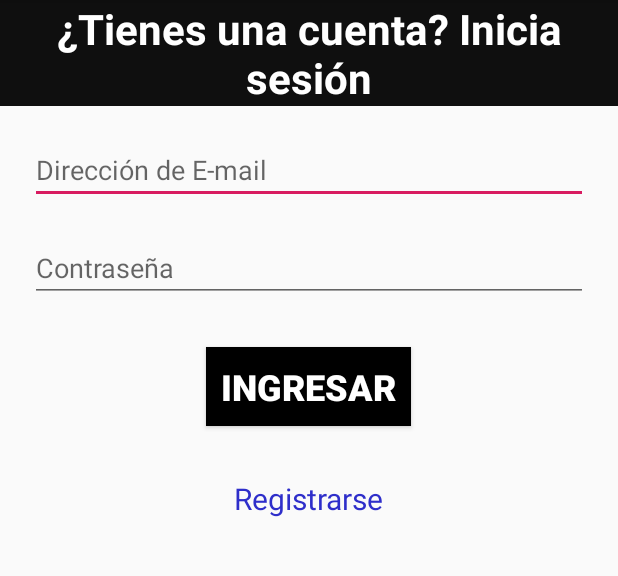
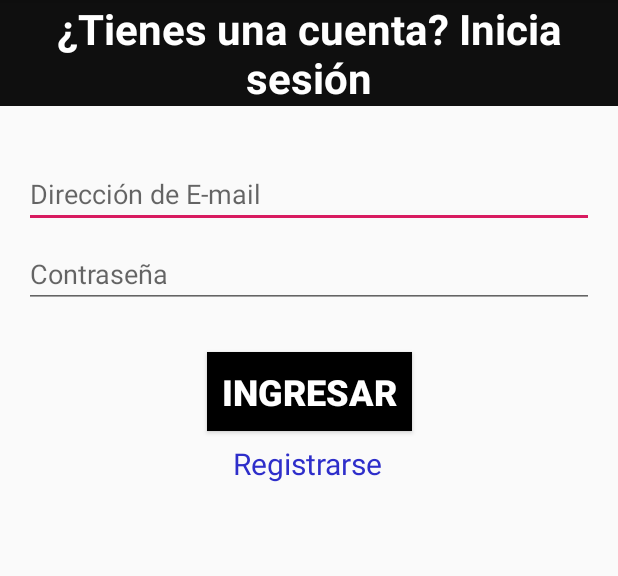
Before and after one commit to Jonatlop07/BookInPopOutMobile, an Android app: the screen it shows after launch (MainActivity), on a phone screen of 412 x 824 dp, the part 84-660 px from its top. Run offline under Robolectric (Android 15) with nearby library versions, the phone set to English and light mode, and no system bars.

Commit message:
LinkRegistro

```diff
--- a/app/src/main/AndroidManifest.xml
+++ b/app/src/main/AndroidManifest.xml
@@ -9,11 +9,12 @@
         android:roundIcon="@mipmap/ic_launcher_round"
         android:supportsRtl="true"
         android:theme="@style/AppTheme">
+        <activity android:name=".RegistroDatos"></activity>
         <activity android:name=".MainActivity">
             <intent-filter>
-                <action android:name="android.intent.action.MAIN"/>
+                <action android:name="android.intent.action.MAIN" />
 
-                <category android:name="android.intent.category.LAUNCHER"/>
+                <category android:name="android.intent.category.LAUNCHER" />
             </intent-filter>
         </activity>
     </application>
--- a/app/src/main/java/com/example/proyectoestructurasdedatos/MainActivity.java
+++ b/app/src/main/java/com/example/proyectoestructurasdedatos/MainActivity.java
@@ -1,22 +1,32 @@
 package com.example.proyectoestructurasdedatos;
 
+import android.content.Intent;
 import android.view.View;
 import androidx.appcompat.app.AppCompatActivity;
 import android.os.Bundle;
+import android.widget.TextView;
 
 public class MainActivity extends AppCompatActivity {
+
+    TextView registerLink;
 
     @Override
     protected void onCreate(Bundle savedInstanceState) {
         super.onCreate(savedInstanceState);
         setContentView(R.layout.activity_main);
+        registerLink = (TextView) findViewById(R.id.tv_Registrese);
+
+        registerLink.setOnClickListener(new View.OnClickListener() {
+            @Override
+            public void onClick(View view) {
+                startActivity(new Intent(MainActivity.this, RegistroDatos.class));
+            }
+        });
+
     }
 
     public void iniciarSesion( View view ) {
 
     }
 
-    public void irVentanaRegistro ( View view ) {
-
-    }
 }
--- /dev/null
+++ b/app/src/main/java/com/example/proyectoestructurasdedatos/RegistroDatos.java
@@ -0,0 +1,14 @@
+package com.example.proyectoestructurasdedatos;
+
+import androidx.appcompat.app.AppCompatActivity;
+
+import android.os.Bundle;
+
+public class RegistroDatos extends AppCompatActivity {
+
+    @Override
+    protected void onCreate(Bundle savedInstanceState) {
+        super.onCreate(savedInstanceState);
+        setContentView(R.layout.activity_registro_datos);
+    }
+}
--- a/app/src/main/res/layout/activity_main.xml
+++ b/app/src/main/res/layout/activity_main.xml
@@ -1,8 +1,7 @@
 <?xml version="1.0" encoding="utf-8"?>
-<androidx.constraintlayout.widget.ConstraintLayout
-        xmlns:android="http://schemas.android.com/apk/res/android"
+<androidx.constraintlayout.widget.ConstraintLayout xmlns:android="http://schemas.android.com/apk/res/android"
+    xmlns:app="http://schemas.android.com/apk/res-auto"
     xmlns:tools="http://schemas.android.com/tools"
-        xmlns:app="http://schemas.android.com/apk/res-auto"
     android:layout_width="match_parent"
     android:layout_height="match_parent"
     tools:context=".MainActivity">
@@ -11,12 +10,7 @@
         android:id="@+id/textView"
         android:layout_width="match_parent"
         android:layout_height="wrap_content"
-            app:layout_constraintLeft_toLeftOf="parent"
-            app:layout_constraintRight_toRightOf="parent"
-            app:layout_constraintTop_toTopOf="parent"
-            app:layout_constraintHorizontal_bias="0.0"
-            android:layout_marginBottom="20dp"
-            app:layout_constraintBottom_toTopOf="@+id/ingresa_correo"
+        android:background="#0F0F0F"
         android:gravity="center"
         android:text="@string/inicia_sesion"
         android:textAllCaps="false"
@@ -24,41 +18,57 @@
         android:textColorHighlight="#2E2A2A"
         android:textSize="28sp"
         android:textStyle="bold"
-            android:background="#0F0F0F" />
+        app:layout_constraintBottom_toBottomOf="parent"
+        app:layout_constraintEnd_toEndOf="parent"
+        app:layout_constraintHorizontal_bias="1.0"
+        app:layout_constraintStart_toStartOf="parent"
+        app:layout_constraintTop_toTopOf="parent"
+        app:layout_constraintVertical_bias="0.0" />
+
     <EditText
         android:id="@+id/ingresa_correo"
-            android:layout_width="match_parent"
+        android:layout_width="0dp"
         android:layout_height="wrap_content"
-            app:layout_constraintTop_toBottomOf="@+id/textView" app:layout_constraintStart_toStartOf="parent"
-            app:layout_constraintEnd_toEndOf="parent"
-            android:layout_marginLeft="20dp" android:layout_marginStart="20dp" android:layout_marginRight="20dp"
-            android:layout_marginEnd="20dp" android:layout_marginTop="20dp"
+        android:layout_marginStart="16dp"
+        android:layout_marginLeft="16dp"
+        android:layout_marginTop="36dp"
+        android:layout_marginEnd="16dp"
+        android:layout_marginRight="16dp"
+        android:ems="10"
         android:hint="@string/correo"
         android:inputType="textEmailAddress"
-            android:ems="10"/>
+        app:layout_constraintBottom_toBottomOf="parent"
+        app:layout_constraintEnd_toEndOf="parent"
+        app:layout_constraintStart_toStartOf="parent"
+        app:layout_constraintTop_toBottomOf="@+id/textView"
+        app:layout_constraintVertical_bias="0.0" />
 
     <EditText
         android:id="@+id/ingresa_clave"
-            android:layout_width="match_parent"
+        android:layout_width="0dp"
         android:layout_height="wrap_content"
-            app:layout_constraintStart_toStartOf="parent"
-            app:layout_constraintEnd_toEndOf="parent"
-            android:layout_marginLeft="20dp" android:layout_marginStart="20dp" android:layout_marginRight="20dp"
-            android:layout_marginEnd="20dp"
-            app:layout_constraintHorizontal_bias="0.0" android:layout_marginTop="20dp"
-            app:layout_constraintTop_toBottomOf="@+id/ingresa_correo"
+        android:layout_marginStart="16dp"
+        android:layout_marginLeft="16dp"
+        android:layout_marginTop="8dp"
+        android:layout_marginEnd="16dp"
+        android:layout_marginRight="16dp"
+        android:ems="10"
         android:hint="@string/pass"
         android:inputType="textPassword"
-            android:ems="10" />
+        app:layout_constraintBottom_toBottomOf="parent"
+        app:layout_constraintEnd_toEndOf="parent"
+        app:layout_constraintStart_toStartOf="parent"
+        app:layout_constraintTop_toBottomOf="@+id/ingresa_correo"
+        app:layout_constraintVertical_bias="0.0" />
+
     <Button
         android:id="@+id/iniciar_sesion"
         android:layout_width="wrap_content"
         android:layout_height="wrap_content"
-            android:layout_marginTop="30dp"
-            app:layout_constraintTop_toBottomOf="@+id/ingresa_clave" app:layout_constraintStart_toStartOf="parent"
-            android:layout_marginLeft="161dp" android:layout_marginStart="161dp"
-            app:layout_constraintEnd_toEndOf="parent" android:layout_marginEnd="162dp"
-            android:layout_marginRight="162dp"
+        android:layout_marginStart="124dp"
+        android:layout_marginLeft="124dp"
+        android:layout_marginEnd="124dp"
+        android:layout_marginRight="124dp"
         android:background="#000000"
         android:onClick="iniciarSesion"
         android:padding="10dp"
@@ -66,19 +76,27 @@
         android:textColor="#FFFFFF"
         android:textColorHighlight="#000000"
         android:textSize="24sp"
-            android:textStyle="bold"/>
+        android:textStyle="bold"
+        app:layout_constraintBottom_toBottomOf="parent"
+        app:layout_constraintEnd_toEndOf="parent"
+        app:layout_constraintStart_toStartOf="parent"
+        app:layout_constraintTop_toBottomOf="@+id/ingresa_clave"
+        app:layout_constraintVertical_bias="0.057" />
+
     <TextView
         android:id="@+id/tv_Registrese"
         android:layout_width="wrap_content"
         android:layout_height="wrap_content"
-            app:layout_constraintStart_toStartOf="parent" android:layout_marginLeft="176dp"
-            android:layout_marginStart="176dp" app:layout_constraintEnd_toEndOf="parent"
-            android:layout_marginEnd="176dp" android:layout_marginRight="176dp" android:layout_marginTop="20dp"
-            app:layout_constraintTop_toBottomOf="@+id/iniciar_sesion" android:layout_marginBottom="408dp"
-            app:layout_constraintBottom_toBottomOf="parent"
+        android:layout_marginTop="8dp"
         android:onClick="irVentanaRegistro"
         android:text="@string/registrarse"
         android:textColor="#2E2ECA"
-            android:textSize="20sp"/>
+        android:textSize="20sp"
+        app:layout_constraintBottom_toBottomOf="parent"
+        app:layout_constraintEnd_toEndOf="parent"
+        app:layout_constraintHorizontal_bias="0.497"
+        app:layout_constraintStart_toStartOf="parent"
+        app:layout_constraintTop_toBottomOf="@+id/iniciar_sesion"
+        app:layout_constraintVertical_bias="0.0" />
 
 </androidx.constraintlayout.widget.ConstraintLayout>
--- /dev/null
+++ b/app/src/main/res/layout/activity_registro_datos.xml
@@ -0,0 +1,9 @@
+<?xml version="1.0" encoding="utf-8"?>
+<androidx.constraintlayout.widget.ConstraintLayout xmlns:android="http://schemas.android.com/apk/res/android"
+    xmlns:app="http://schemas.android.com/apk/res-auto"
+    xmlns:tools="http://schemas.android.com/tools"
+    android:layout_width="match_parent"
+    android:layout_height="match_parent"
+    tools:context=".RegistroDatos">
+
+</androidx.constraintlayout.widget.ConstraintLayout>
--- a/build.gradle
+++ b/build.gradle
@@ -7,7 +7,7 @@ buildscript {
 
     }
     dependencies {
-        classpath 'com.android.tools.build:gradle:3.5.0'
+        classpath 'com.android.tools.build:gradle:3.6.3'
 
         // NOTE: Do not place your application dependencies here; they belong
         // in the individual module build.gradle files
```
Also changed, not shown: gradle/wrapper/gradle-wrapper.properties. Lines whose indentation alone changed are shown as unchanged.
